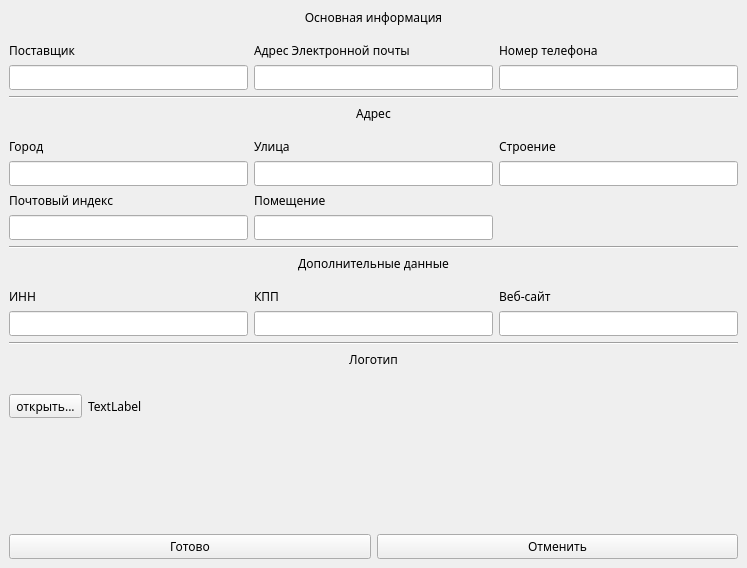
This is ui/addSupplierGui.ui in p4st1/AppForCommercialRequests as Qt 5 draws it before an edit. The edited form follows.
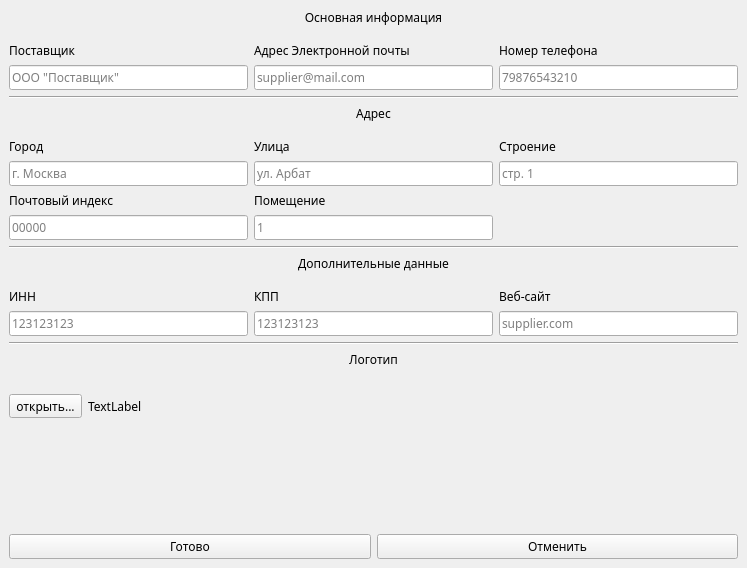
This is the edited form.

What changed in the file:
```diff
--- a/ui/addSupplierGui.ui
+++ b/ui/addSupplierGui.ui
@@ -48,7 +48,11 @@
          </widget>
         </item>
         <item row="2" column="1">
-         <widget class="QLineEdit" name="emailLine"/>
+         <widget class="QLineEdit" name="emailLine">
+          <property name="placeholderText">
+           <string>supplier@mail.com</string>
+          </property>
+         </widget>
         </item>
         <item row="1" column="1">
          <widget class="QLabel" name="label_4">
@@ -62,10 +66,17 @@
           <property name="text">
            <string/>
           </property>
+          <property name="placeholderText">
+           <string>ООО &quot;Поставщик&quot;</string>
+          </property>
          </widget>
         </item>
         <item row="2" column="2">
-         <widget class="QLineEdit" name="phoneNumLine"/>
+         <widget class="QLineEdit" name="phoneNumLine">
+          <property name="placeholderText">
+           <string>79876543210</string>
+          </property>
+         </widget>
         </item>
         <item row="1" column="0">
          <widget class="QLabel" name="label">
@@ -115,7 +126,11 @@
        </widget>
       </item>
       <item row="1" column="1">
-       <widget class="QLineEdit" name="streetLine"/>
+       <widget class="QLineEdit" name="streetLine">
+        <property name="placeholderText">
+         <string>ул. Арбат</string>
+        </property>
+       </widget>
       </item>
       <item row="2" column="0">
        <widget class="QLabel" name="label_8">
@@ -132,7 +147,11 @@
        </widget>
       </item>
       <item row="1" column="2">
-       <widget class="QLineEdit" name="buildingLine"/>
+       <widget class="QLineEdit" name="buildingLine">
+        <property name="placeholderText">
+         <string>стр. 1</string>
+        </property>
+       </widget>
       </item>
       <item row="0" column="2">
        <widget class="QLabel" name="label_6">
@@ -142,13 +161,25 @@
        </widget>
       </item>
       <item row="1" column="0">
-       <widget class="QLineEdit" name="cityLine"/>
+       <widget class="QLineEdit" name="cityLine">
+        <property name="placeholderText">
+         <string>г. Москва</string>
+        </property>
+       </widget>
       </item>
       <item row="3" column="0">
-       <widget class="QLineEdit" name="mailIndexLine"/>
+       <widget class="QLineEdit" name="mailIndexLine">
+        <property name="placeholderText">
+         <string>00000</string>
+        </property>
+       </widget>
       </item>
       <item row="3" column="1">
-       <widget class="QLineEdit" name="roomLine"/>
+       <widget class="QLineEdit" name="roomLine">
+        <property name="placeholderText">
+         <string>1</string>
+        </property>
+       </widget>
       </item>
      </layout>
     </item>
@@ -196,13 +227,25 @@
        </widget>
       </item>
       <item row="1" column="0">
-       <widget class="QLineEdit" name="TINLine"/>
+       <widget class="QLineEdit" name="TINLine">
+        <property name="placeholderText">
+         <string>123123123</string>
+        </property>
+       </widget>
       </item>
       <item row="1" column="1">
-       <widget class="QLineEdit" name="RRCLine"/>
+       <widget class="QLineEdit" name="RRCLine">
+        <property name="placeholderText">
+         <string>123123123</string>
+        </property>
+       </widget>
       </item>
       <item row="1" column="2">
-       <widget class="QLineEdit" name="websiteLine"/>
+       <widget class="QLineEdit" name="websiteLine">
+        <property name="placeholderText">
+         <string>supplier.com</string>
+        </property>
+       </widget>
       </item>
      </layout>
     </item>
```
Left out of the diff: 2 changed lines with no effect on the pictures.
